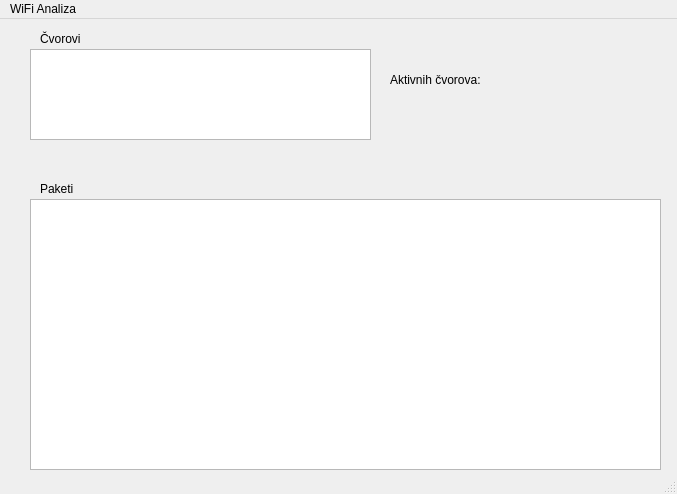
Qt form ProzorAnaliza.ui (Lovrom8/WiFiAnalizator) before a commit.
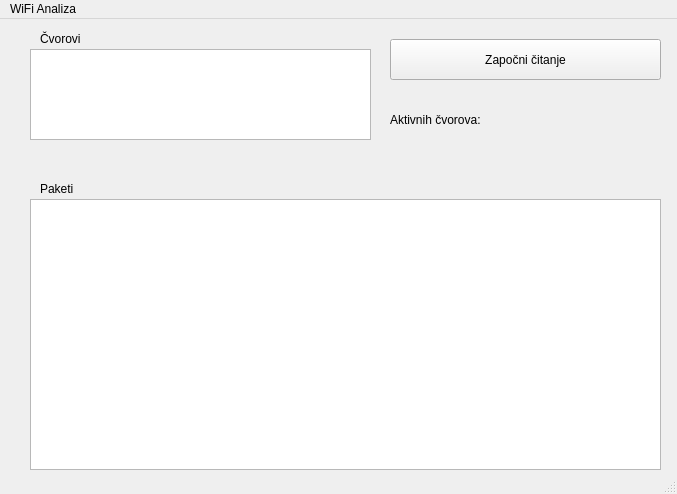
The same form after that commit.

```diff
--- a/ProzorAnaliza.ui
+++ b/ProzorAnaliza.ui
@@ -41,7 +41,7 @@
     <property name="geometry">
      <rect>
       <x>390</x>
-      <y>40</y>
+      <y>80</y>
       <width>141</width>
       <height>41</height>
      </rect>
@@ -73,6 +73,19 @@
      <string>Paketi</string>
     </property>
    </widget>
+   <widget class="QPushButton" name="btnStartStop">
+    <property name="geometry">
+     <rect>
+      <x>390</x>
+      <y>20</y>
+      <width>271</width>
+      <height>41</height>
+     </rect>
+    </property>
+    <property name="text">
+     <string>Započni čitanje</string>
+    </property>
+   </widget>
   </widget>
   <widget class="QMenuBar" name="menubar">
    <property name="geometry">
```
Left out of the diff: 2 changed lines with no effect on the pictures.
